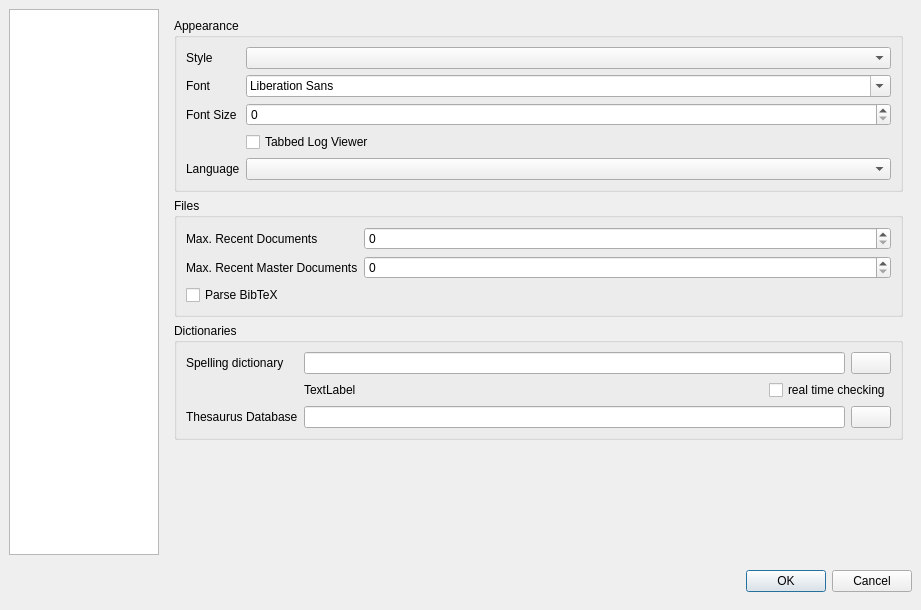
The window that configdialog.ui (svn2github/texstudio-trunk) describes before a commit, drawn with Qt 5.
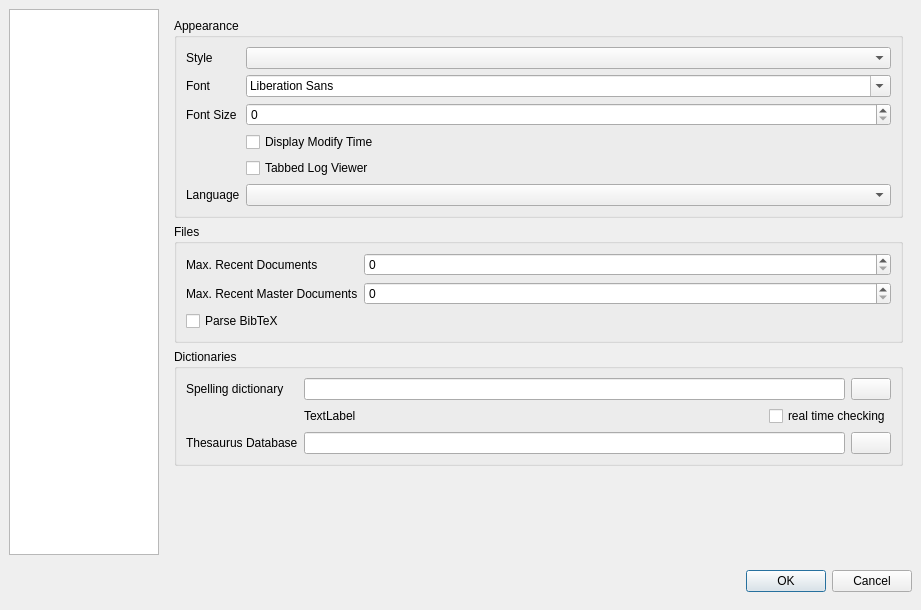
The same window after the commit. The open tabs and pages were chosen to show the change. Icons and pictures are not drawn.

Commit message: 1) usercooammnds in completion have named arguments now (arg1,...) 2) time since last modification in status panel can be turned off 3) in overwrite mode, end of line characters are not overwritten anymore

What changed in the file:
```diff
--- a/configdialog.ui
+++ b/configdialog.ui
@@ -210,7 +210,7 @@
             </property>
            </widget>
           </item>
-          <item row="3" column="1">
+          <item row="4" column="1">
            <widget class="QCheckBox" name="checkBoxTabbedLogView">
             <property name="sizePolicy">
              <sizepolicy hsizetype="Expanding" vsizetype="Fixed">
@@ -223,7 +223,7 @@
             </property>
            </widget>
           </item>
-          <item row="4" column="0">
+          <item row="5" column="0">
            <widget class="QLabel" name="label_9">
             <property name="sizePolicy">
              <sizepolicy hsizetype="Minimum" vsizetype="Preferred">
@@ -236,7 +236,7 @@
             </property>
            </widget>
           </item>
-          <item row="4" column="1">
+          <item row="5" column="1">
            <widget class="QComboBox" name="comboBoxLanguage">
             <property name="sizePolicy">
              <sizepolicy hsizetype="Expanding" vsizetype="Fixed">
@@ -246,6 +246,13 @@
             </property>
            </widget>
           </item>
+          <item row="3" column="1">
+           <widget class="QCheckBox" name="checkBoxDisplayModifyTime">
+            <property name="text">
+             <string>Display Modify Time</string>
+            </property>
+           </widget>
+          </item>
          </layout>
         </widget>
        </item>
```
Left out of the diff: 2 changed lines with no effect on the pictures. The commit also changes 6 other files.
